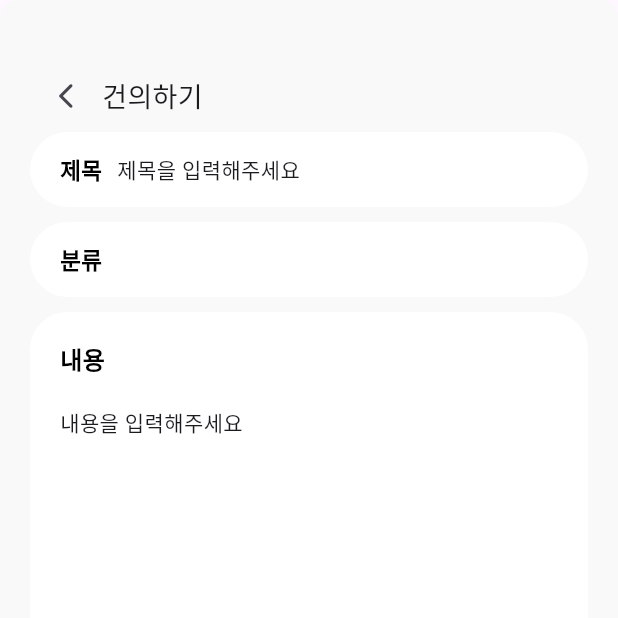
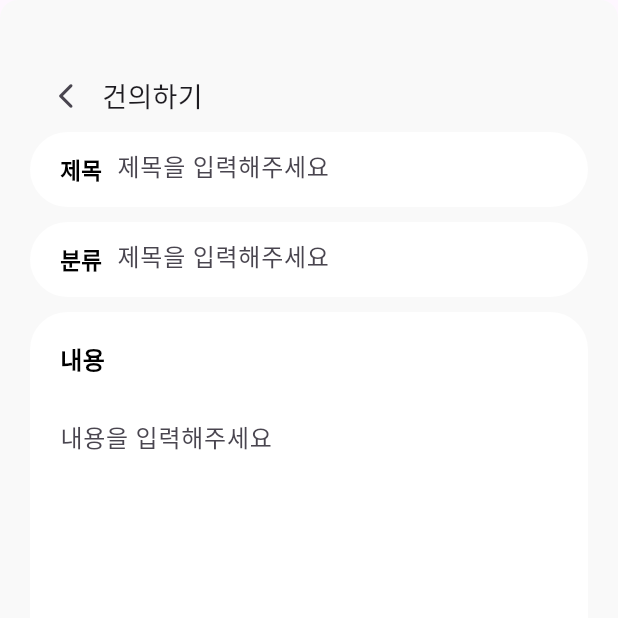
Before and after one commit to readygreen/readygreen, a Flutter app: the MyPage screen opened directly, after a tap on "건의하기", on a phone screen of 412 x 824 dp, the top half of it. Run offline on Flutter 3.47's test engine with Material 3 defaults, Android fonts, the phone set to English and light mode, and no system bars; our stand-ins replace firebase_core, firebase_messaging, flutter_local_notifications, flutter_secure_storage, geocoding, geolocator and 2 more; missing offline and left inert: google_maps_webservice, kakao_flutter_sdk_user; accounts and stored records are empty; network calls fail; Roboto replaces fonts that are missing (CustomFont).

Commit message:
feat: 건의하기 입력창

```diff
--- a/frontend/lib/api/user_api.dart
+++ b/frontend/lib/api/user_api.dart
@@ -128,7 +128,7 @@ class NewUserApi {
   }
 
   // 프로필 불러오기 함수
-  Future<Map<String, dynamic>?> fetchProfileData() async {
+  Future<Map<String, dynamic>?> getProfile() async {
     String? accessToken = await storage.read(key: 'accessToken');
     print('프로필 accessToken');
     print(accessToken);
--- a/frontend/lib/screens/mypage/feedback.dart
+++ b/frontend/lib/screens/mypage/feedback.dart
@@ -1,14 +1,21 @@
 import 'package:flutter/material.dart';
-import 'package:readygreen/widgets/mypage/bgcontainer_mypage.dart';
+import 'package:readygreen/widgets/mypage/bgcontainer_feedback.dart';
 import 'package:readygreen/widgets/mypage/cardbox_fbcontent.dart';
 import 'package:readygreen/widgets/mypage/cardbox_feedback.dart';
 
 class FeedbackPage extends StatelessWidget {
+  final TextEditingController titleController = TextEditingController();
+  final TextEditingController contentController = TextEditingController();
+
   @override
   Widget build(BuildContext context) {
+    final deviceWidth = MediaQuery.of(context).size.width;
+
+    // String? selectedCategory;
+    // final List<String> categories = ['카테고리 1', '카테고리 2', '카테고리 3'];
+
     return Scaffold(
-      body: SingleChildScrollView(
-        child: BgcontainerMypage(
+      body: BgcontainerFeedback(
         child: Column(
           crossAxisAlignment: CrossAxisAlignment.start,
           children: [
@@ -35,20 +42,48 @@ class FeedbackPage extends StatelessWidget {
             CardboxFeedback(
               height: 50,
               title: '제목',
-                child: Text('제목을 입력해주세요'),
+              child: SizedBox(
+                width: deviceWidth * 0.7,
+                child: TextField(
+                  controller: titleController,
+                  decoration: InputDecoration(
+                    hintText: '제목을 입력해주세요',
+                    border: InputBorder.none,
+                  ),
+                ),
+              ),
             ),
             const SizedBox(height: 10),
             CardboxFeedback(
               height: 50,
               title: '분류',
+              child: SizedBox(
+                width: deviceWidth * 0.7,
+                child: TextField(
+                  controller: titleController,
+                  decoration: InputDecoration(
+                    hintText: '제목을 입력해주세요',
+                    border: InputBorder.none,
+                  ),
+                ),
+              ),
             ),
             const SizedBox(height: 10),
             FeedbackContent(
               title: '내용',
-                child: Text('내용을 입력해주세요'),
+              child: SizedBox(
+                width: deviceWidth * 0.79,
+                child: TextField(
+                  controller: contentController,
+                  maxLines: 8,
+                  decoration: InputDecoration(
+                    hintText: '내용을 입력해주세요',
+                    border: InputBorder.none,
+                  ),
+                ),
+              ),
             ),
           ],
-          ),
         ),
       ),
     );
--- a/frontend/lib/screens/mypage/mypage.dart
+++ b/frontend/lib/screens/mypage/mypage.dart
@@ -27,11 +27,11 @@ class _MyPageState extends State<MyPage> {
   @override
   void initState() {
     super.initState();
-    _fetchProfileData();
+    _getProfile();
   }
 
-  Future<void> _fetchProfileData() async {
-    final data = await userApi.fetchProfileData(); // ApiService에서 데이터 받아오기
+  Future<void> _getProfile() async {
+    final data = await userApi.getProfile();
     setState(() {
       profileData = data;
       isLoading = false; // 데이터 로딩 완료
@@ -40,6 +40,8 @@ class _MyPageState extends State<MyPage> {
 
   Future<void> _handleLogout(BuildContext context) async {
     // 저장된 토큰 삭제
+    await storage.delete(key: 'accessToken');
+    await storage.deleteAll();
     await storage.deleteAll();
 
     // 로그아웃 후 로그인 페이지로 이동
--- /dev/null
+++ b/frontend/lib/widgets/mypage/bgcontainer_feedback.dart
@@ -0,0 +1,28 @@
+import 'package:flutter/material.dart';
+import 'package:readygreen/constants/appcolors.dart';
+
+class BgcontainerFeedback extends StatelessWidget {
+  final Widget? child;
+  final Color backgroundColor;
+  final EdgeInsetsGeometry padding;
+
+  const BgcontainerFeedback({
+    super.key,
+    this.child,
+    this.backgroundColor = AppColors.greybg, // 배경색
+    this.padding =
+        const EdgeInsets.symmetric(horizontal: 20, vertical: 30), // 기본 패딩 설정
+  });
+
+  @override
+  Widget build(BuildContext context) {
+    return Container(
+        padding: padding,
+        decoration: BoxDecoration(
+          color: backgroundColor, // 배경색 설정
+          borderRadius: BorderRadius.circular(12), // 둥근 모서리
+        ),
+        // SingleChildScrollView로 스크롤 가능하게 설정
+        child: child);
+  }
+}
--- a/frontend/lib/widgets/mypage/cardbox_fbcontent.dart
+++ b/frontend/lib/widgets/mypage/cardbox_fbcontent.dart
@@ -11,7 +11,7 @@ class FeedbackContent extends StatelessWidget {
   const FeedbackContent({
     super.key,
     this.title, // required 제거
-    this.height = 540,
+    this.height = 450,
     this.backgroundColor = Colors.white,
     this.textColor = Colors.black,
     this.child,
```
Lines whose indentation alone changed are shown as unchanged.
